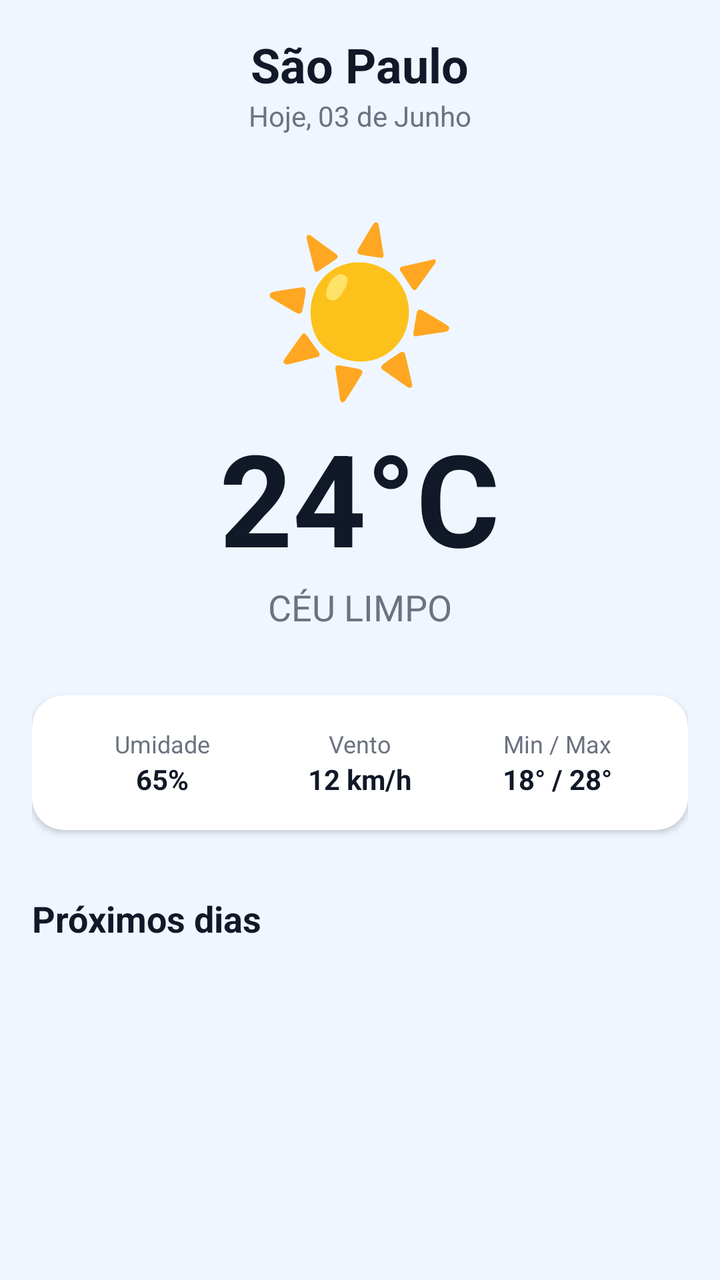
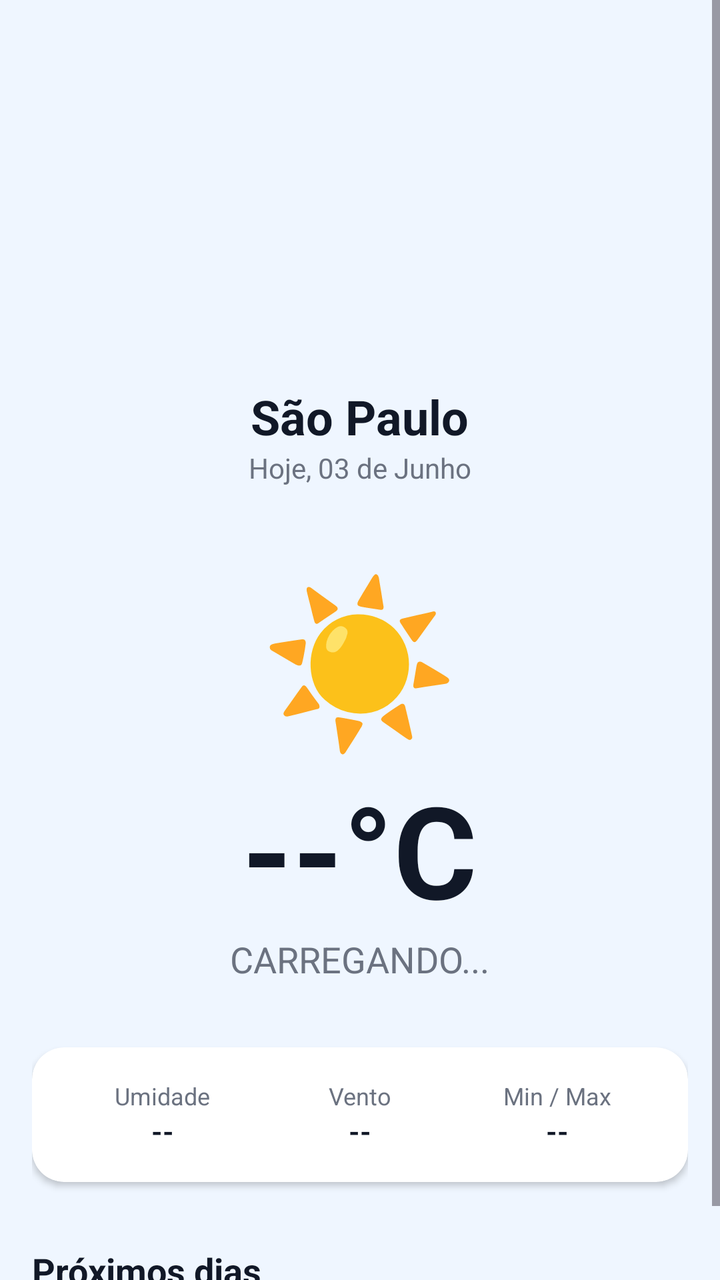

Before-and-after screenshots of an Android layout around one commit, followed by the original layout XML and the change that was made.
<!-- AndroidManifest.xml: application theme Theme.ClimaOff -->
<!-- res/layout/activity_main.xml -->
<?xml version="1.0" encoding="utf-8"?>
<ScrollView xmlns:android="http://schemas.android.com/apk/res/android"
    xmlns:app="http://schemas.android.com/apk/res-auto"
    xmlns:tools="http://schemas.android.com/tools"
    android:layout_width="match_parent"
    android:layout_height="match_parent"
    android:background="@color/background"
    android:fillViewport="true">

    <LinearLayout
        android:layout_width="match_parent"
        android:layout_height="wrap_content"
        android:orientation="vertical"
        android:padding="16dp">

        
        <TextView
            android:id="@+id/tvCidade"
            android:layout_width="wrap_content"
            android:layout_height="wrap_content"
            android:layout_gravity="center_horizontal"
            android:text="São Paulo"
            android:textColor="@color/text_primary"
            android:textSize="24sp"
            android:textStyle="bold" />

        <TextView
            android:id="@+id/tvData"
            android:layout_width="wrap_content"
            android:layout_height="wrap_content"
            android:layout_gravity="center_horizontal"
            android:text="Hoje, 03 de Junho"
            android:textColor="@color/text_secondary"
            android:textSize="14sp" />

        
        <LinearLayout
            android:layout_width="match_parent"
            android:layout_height="wrap_content"
            android:layout_marginTop="32dp"
            android:gravity="center"
            android:orientation="vertical">

            <TextView
                android:id="@+id/tvIconePrincipal"
                android:layout_width="wrap_content"
                android:layout_height="wrap_content"
                android:text="☀️"
                android:textSize="80sp" />

            <TextView
                android:id="@+id/tvTemperaturaAtual"
                android:layout_width="wrap_content"
                android:layout_height="wrap_content"
                android:text="24°C"
                android:textColor="@color/text_primary"
                android:textSize="64sp"
                android:textStyle="bold" />

            <TextView
                android:id="@+id/tvDescricao"
                android:layout_width="wrap_content"
                android:layout_height="wrap_content"
                android:text="Céu Limpo"
                android:textColor="@color/text_secondary"
                android:textSize="18sp"
                android:textAllCaps="true" />
        </LinearLayout>

        
        <androidx.cardview.widget.CardView
            android:layout_width="match_parent"
            android:layout_height="wrap_content"
            android:layout_marginTop="32dp"
            app:cardBackgroundColor="@color/card_bg"
            app:cardCornerRadius="16dp"
            app:cardElevation="2dp">

            <LinearLayout
                android:layout_width="match_parent"
                android:layout_height="wrap_content"
                android:orientation="horizontal"
                android:padding="16dp"
                android:weightSum="3">

                <LinearLayout
                    android:layout_width="0dp"
                    android:layout_height="wrap_content"
                    android:layout_weight="1"
                    android:gravity="center"
                    android:orientation="vertical">
                    <TextView
                        android:layout_width="wrap_content"
                        android:layout_height="wrap_content"
                        android:text="Umidade"
                        android:textColor="@color/text_secondary"
                        android:textSize="12sp" />
                    <TextView
                        android:id="@+id/tvUmidade"
                        android:layout_width="wrap_content"
                        android:layout_height="wrap_content"
                        android:text="65%"
                        android:textColor="@color/text_primary"
                        android:textStyle="bold" />
                </LinearLayout>

                <LinearLayout
                    android:layout_width="0dp"
                    android:layout_height="wrap_content"
                    android:layout_weight="1"
                    android:gravity="center"
                    android:orientation="vertical">
                    <TextView
                        android:layout_width="wrap_content"
                        android:layout_height="wrap_content"
                        android:text="Vento"
                        android:textColor="@color/text_secondary"
                        android:textSize="12sp" />
                    <TextView
                        android:id="@+id/tvVento"
                        android:layout_width="wrap_content"
                        android:layout_height="wrap_content"
                        android:text="12 km/h"
                        android:textColor="@color/text_primary"
                        android:textStyle="bold" />
                </LinearLayout>

                <LinearLayout
                    android:layout_width="0dp"
                    android:layout_height="wrap_content"
                    android:layout_weight="1"
                    android:gravity="center"
                    android:orientation="vertical">
                    <TextView
                        android:layout_width="wrap_content"
                        android:layout_height="wrap_content"
                        android:text="Min / Max"
                        android:textColor="@color/text_secondary"
                        android:textSize="12sp" />
                    <TextView
                        android:id="@+id/tvMinMax"
                        android:layout_width="wrap_content"
                        android:layout_height="wrap_content"
                        android:text="18° / 28°"
                        android:textColor="@color/text_primary"
                        android:textStyle="bold" />
                </LinearLayout>
            </LinearLayout>
        </androidx.cardview.widget.CardView>

        
        <TextView
            android:layout_width="wrap_content"
            android:layout_height="wrap_content"
            android:layout_marginTop="32dp"
            android:layout_marginBottom="16dp"
            android:text="Próximos dias"
            android:textColor="@color/text_primary"
            android:textSize="18sp"
            android:textStyle="bold" />

        
        <androidx.recyclerview.widget.RecyclerView
            android:id="@+id/rvPrevisoes"
            android:layout_width="match_parent"
            android:layout_height="wrap_content"
            android:nestedScrollingEnabled="false"
            tools:listitem="@layout/item_previsao" />

    </LinearLayout>
</ScrollView>
<!-- res/layout/item_previsao.xml (included above) -->
<?xml version="1.0" encoding="utf-8"?>
<androidx.cardview.widget.CardView xmlns:android="http://schemas.android.com/apk/res/android"
    xmlns:app="http://schemas.android.com/apk/res-auto"
    android:layout_width="match_parent"
    android:layout_height="wrap_content"
    android:layout_marginBottom="8dp"
    app:cardBackgroundColor="@color/card_bg"
    app:cardCornerRadius="12dp"
    app:cardElevation="1dp">

    <LinearLayout
        android:layout_width="match_parent"
        android:layout_height="wrap_content"
        android:gravity="center_vertical"
        android:orientation="horizontal"
        android:padding="12dp">

        <TextView
            android:id="@+id/tvItemData"
            android:layout_width="0dp"
            android:layout_height="wrap_content"
            android:layout_weight="1"
            android:text="Quarta, 04"
            android:textColor="@color/text_primary"
            android:textSize="16sp" />

        <TextView
            android:id="@+id/tvItemIcone"
            android:layout_width="wrap_content"
            android:layout_height="wrap_content"
            android:layout_marginHorizontal="16dp"
            android:text="⛅"
            android:textSize="24sp" />

        <TextView
            android:id="@+id/tvItemMinMax"
            android:layout_width="wrap_content"
            android:layout_height="wrap_content"
            android:text="18° / 26°"
            android:textColor="@color/text_secondary"
            android:textSize="14sp" />

    </LinearLayout>
</androidx.cardview.widget.CardView>
<!-- resources referenced by this layout -->
<resources>
  <color name="background">#EFF6FF</color>
  <color name="card_bg">#FFFFFF</color>
  <color name="text_primary">#111827</color>
  <color name="text_secondary">#6B7280</color>
  <style name="Theme.ClimaOff" parent="Base.Theme.ClimaOff" />
  <style name="Base.Theme.ClimaOff" parent="Theme.Material3.DayNight.NoActionBar">
          
          
      </style>
</resources>

<!-- the commit's change to res/layout/activity_main.xml (unified diff, before → after) -->
@@ -15,6 +15,29 @@
 
         
         <TextView
+            android:id="@+id/tvStatusOffline"
+            android:layout_width="match_parent"
+            android:layout_height="wrap_content"
+            android:layout_marginBottom="12dp"
+            android:background="#FFF3CD"
+            android:padding="10dp"
+            android:text=""
+            android:textColor="#856404"
+            android:textSize="13sp"
+            android:visibility="gone" />
+
+        
+        <ProgressBar
+            android:id="@+id/progressBar"
+            android:layout_width="wrap_content"
+            android:layout_height="wrap_content"
+            android:layout_gravity="center_horizontal"
+            android:layout_marginTop="64dp"
+            android:layout_marginBottom="64dp"
+            android:visibility="visible" />
+
+        
+        <TextView
             android:id="@+id/tvCidade"
             android:layout_width="wrap_content"
             android:layout_height="wrap_content"
@@ -52,7 +75,7 @@
                 android:id="@+id/tvTemperaturaAtual"
                 android:layout_width="wrap_content"
                 android:layout_height="wrap_content"
-                android:text="24°C"
+                android:text="--°C"
                 android:textColor="@color/text_primary"
                 android:textSize="64sp"
                 android:textStyle="bold" />
@@ -61,7 +84,7 @@
                 android:id="@+id/tvDescricao"
                 android:layout_width="wrap_content"
                 android:layout_height="wrap_content"
-                android:text="Céu Limpo"
+                android:text="Carregando..."
                 android:textColor="@color/text_secondary"
                 android:textSize="18sp"
                 android:textAllCaps="true" />
@@ -99,7 +122,7 @@
                         android:id="@+id/tvUmidade"
                         android:layout_width="wrap_content"
                         android:layout_height="wrap_content"
-                        android:text="65%"
+                        android:text="--"
                         android:textColor="@color/text_primary"
                         android:textStyle="bold" />
                 </LinearLayout>
@@ -120,7 +143,7 @@
                         android:id="@+id/tvVento"
                         android:layout_width="wrap_content"
                         android:layout_height="wrap_content"
-                        android:text="12 km/h"
+                        android:text="--"
                         android:textColor="@color/text_primary"
                         android:textStyle="bold" />
                 </LinearLayout>
@@ -141,7 +164,7 @@
                         android:id="@+id/tvMinMax"
                         android:layout_width="wrap_content"
                         android:layout_height="wrap_content"
-                        android:text="18° / 28°"
+                        android:text="--"
                         android:textColor="@color/text_primary"
                         android:textStyle="bold" />
                 </LinearLayout>
@@ -165,6 +188,7 @@
             android:layout_width="match_parent"
             android:layout_height="wrap_content"
             android:nestedScrollingEnabled="false"
+            android:visibility="gone"
             tools:listitem="@layout/item_previsao" />
 
     </LinearLayout>
